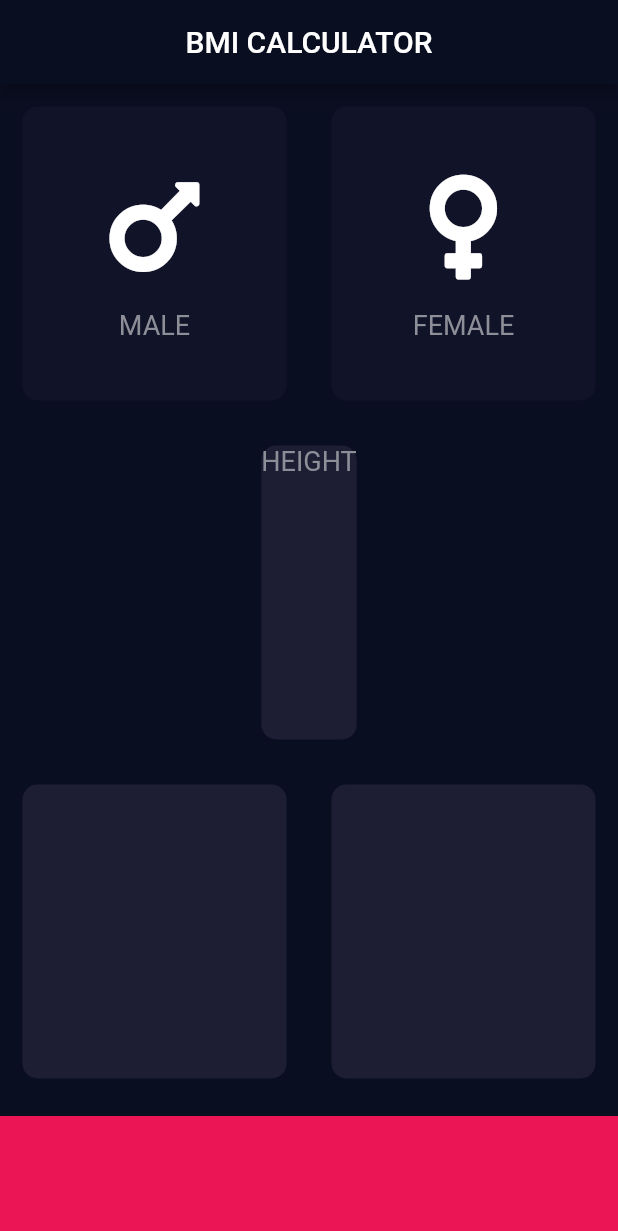
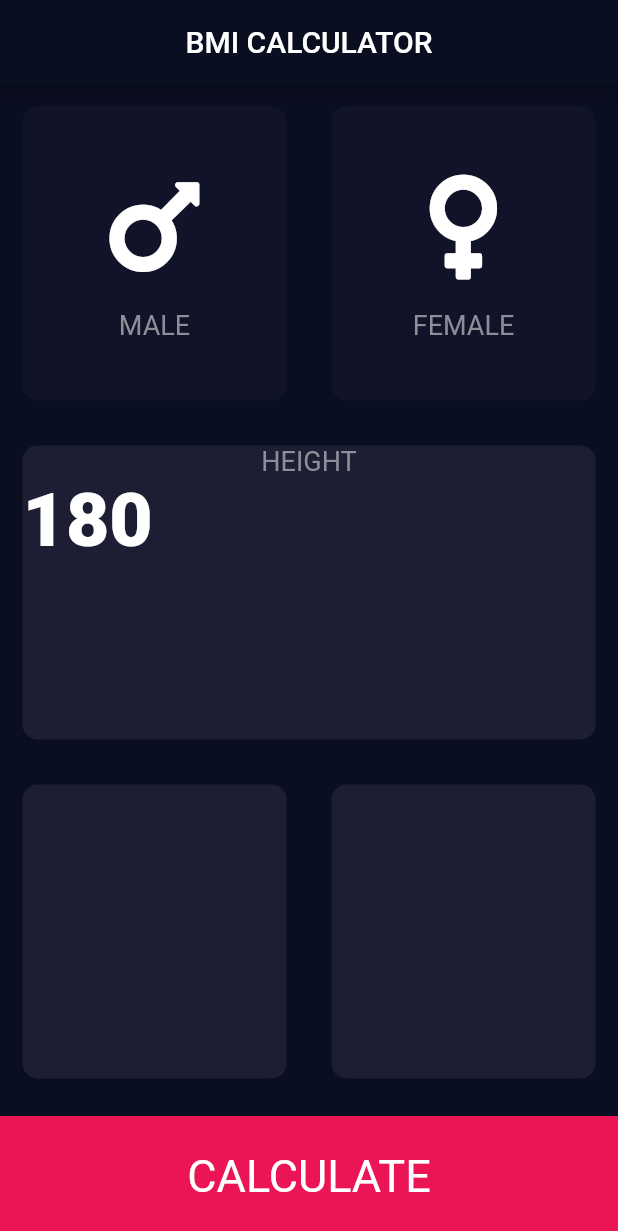
Before and after one commit to sanefc23/bmi_calc_flutter, a Flutter app: the screen it shows after launch, on a phone screen of 412 x 824 dp. Shown: the top 1231 px of the screen. Run offline on Flutter 3.47's test engine with Material 2 defaults, Android fonts, the phone set to English and light mode, and no system bars; our stand-ins replace font_awesome_flutter.

Commit message:
Updated Height slider card.

```diff
--- a/lib/constants.dart
+++ b/lib/constants.dart
@@ -1,6 +1,6 @@
 import 'package:flutter/material.dart';
 
-const labelTextStyle = TextStyle(
+const kLabelTextStyle = TextStyle(
   fontSize: 18.0,
   color: Color(0xFF8D8E98),
 );
--- a/lib/icon_content.dart
+++ b/lib/icon_content.dart
@@ -22,7 +22,7 @@ class IconContent extends StatelessWidget {
         ),
         Text(
           label,
-          style: labelTextStyle,
+          style: kLabelTextStyle,
         ),
       ],
     );
--- a/lib/input_page.dart
+++ b/lib/input_page.dart
@@ -26,6 +26,7 @@ class _InputPageState extends State<InputPage> {
         title: Text('BMI CALCULATOR'),
       ),
       body: Column(
+        crossAxisAlignment: CrossAxisAlignment.stretch,
         children: <Widget>[
           Expanded(
             child: Row(
@@ -72,7 +73,16 @@ class _InputPageState extends State<InputPage> {
                 children: <Widget>[
                   Text(
                     'HEIGHT',
-                    style: labelTextStyle,
+                    style: kLabelTextStyle,
+                  ),
+                  Row(
+                    children: <Widget>[
+                      Text(
+                        '180',
+                        style: TextStyle(
+                            fontSize: 50.0, fontWeight: FontWeight.w900),
+                      ),
+                    ],
                   ),
                 ],
               ),
@@ -99,6 +109,12 @@ class _InputPageState extends State<InputPage> {
             margin: EdgeInsets.only(top: 10.0),
             width: double.infinity,
             height: kBottomContainerHeight,
+            child: Center(
+              child: Text(
+                'CALCULATE',
+                style: TextStyle(fontSize: 30.0),
+              ),
+            ),
           ),
         ],
       ),
```
